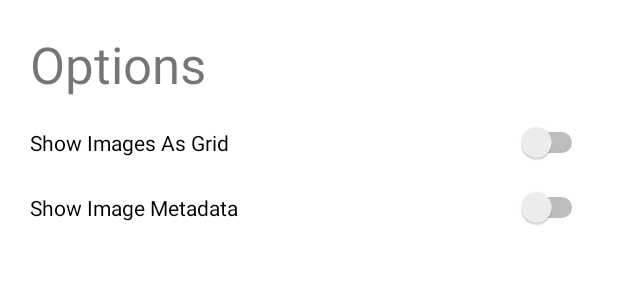
After one commit to dalegaspi/bu-ms-s6-tp, an Android app: the layout options_layout.xml on its own in the app's theme, with its tools: preview values and no code run, on a phone screen of 412 x 824 dp. The commit adds this screen. Shown: the top 300 px of the screen. Run offline under Robolectric (Android 15) with nearby library versions, the phone set to English and light mode, and no system bars.

Commit message:
Mostly done

```diff
--- a/Code/myFlickr/app/src/main/java/edu/bu/cs683/myflickr/MyFlickrApplication.kt
+++ b/Code/myFlickr/app/src/main/java/edu/bu/cs683/myflickr/MyFlickrApplication.kt
@@ -1,6 +1,7 @@
 package edu.bu.cs683.myflickr
 
 import android.app.Application
+import edu.bu.cs683.myflickr.data.PhotoRepository
 
 /**
  * The entry point
@@ -10,5 +11,6 @@ import android.app.Application
 class MyFlickrApplication : Application() {
     override fun onCreate() {
         super.onCreate()
+        PhotoRepository.initialize(this)
     }
 }
--- a/Code/myFlickr/app/src/main/java/edu/bu/cs683/myflickr/data/Photo.kt
+++ b/Code/myFlickr/app/src/main/java/edu/bu/cs683/myflickr/data/Photo.kt
@@ -1,6 +1,11 @@
 package edu.bu.cs683.myflickr.data
 
+import androidx.room.Entity
+import androidx.room.PrimaryKey
+
+@Entity(tableName = "photos")
 data class Photo(
+    @PrimaryKey
     val id: String,
     val url: String,
     val title: String
--- /dev/null
+++ b/Code/myFlickr/app/src/main/res/layout/options_layout.xml
@@ -0,0 +1,38 @@
+<?xml version="1.0" encoding="utf-8"?>
+
+<LinearLayout xmlns:android="http://schemas.android.com/apk/res/android"
+    android:layout_width="match_parent"
+    android:layout_height="match_parent"
+
+    android:orientation="vertical"
+    android:paddingHorizontal="20sp"
+    android:paddingVertical="20sp">
+
+    <TextView
+        android:id="@+id/textView"
+        android:layout_width="match_parent"
+        android:layout_height="wrap_content"
+        android:text="Options"
+        android:textSize="34sp" />
+
+    <Space
+        android:layout_width="match_parent"
+        android:layout_height="16sp" />
+
+    <Switch
+        android:id="@+id/showAsGrid"
+        android:layout_width="match_parent"
+        android:layout_height="wrap_content"
+        android:text="Show Images As Grid" />
+
+    <Space
+        android:layout_width="match_parent"
+        android:layout_height="16sp" />
+
+    <Switch
+        android:id="@+id/showMetadata"
+        android:layout_width="match_parent"
+        android:layout_height="wrap_content"
+        android:text="Show Image Metadata" />
+
+</LinearLayout>
```
Also changed, not shown: Code/myFlickr/app/src/main/java/edu/bu/cs683/myflickr/data/PhotoDao.kt (added, +22 -0 lines), Code/myFlickr/app/src/main/java/edu/bu/cs683/myflickr/data/PhotoDatabase.kt (added, +13 -0 lines), Code/myFlickr/app/src/main/java/edu/bu/cs683/myflickr/data/PhotoRepository.kt (added, +69 -0 lines), Code/myFlickr/app/src/main/java/edu/bu/cs683/myflickr/fragment/ImageGridFragment.kt (+37 -1 lines), 7 other files.
